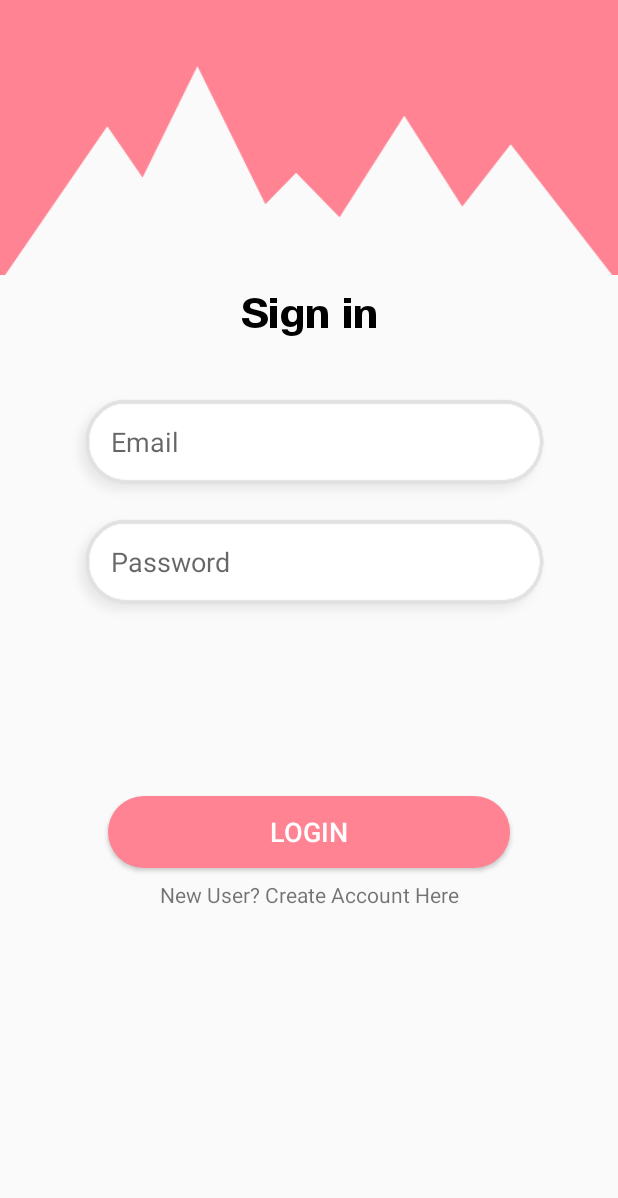
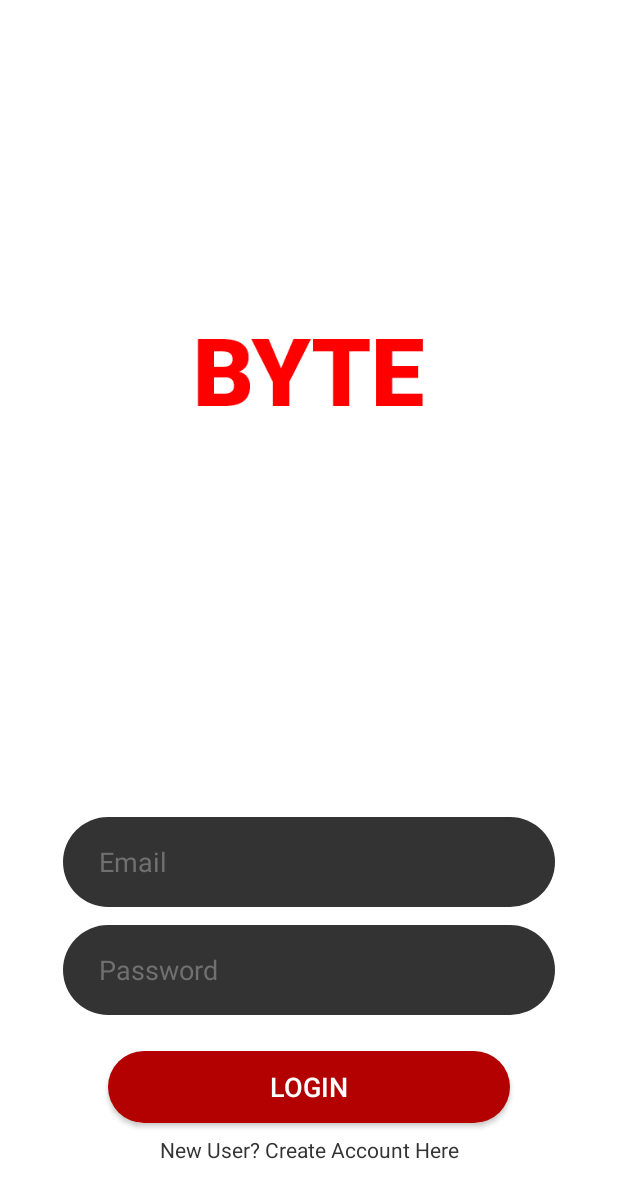
Before and after one commit to 334Dev/Byte, an Android app: the screen it shows after launch (signin), after a tap on "Email", on a phone screen of 412 x 824 dp. Shown: the top 1198 px of the screen. Run offline under Robolectric (Android 15) with nearby library versions, the phone set to English and light mode, and no system bars; our stand-ins replace Firebase (no records; nobody signed in at launch, a user with empty details on screens opened directly); 2 statements that could not run were skipped; 1 other tap on this screen came first.

Commit message:
signup signin done

```diff
--- a/app/src/main/java/com/example/myapplication/LoginHome.java
+++ b/app/src/main/java/com/example/myapplication/LoginHome.java
@@ -3,15 +3,16 @@ package com.example.myapplication;
 import androidx.annotation.NonNull;
 import androidx.appcompat.app.AppCompatActivity;
 
-import android.app.ActionBar;
 import android.app.ActivityOptions;
 import android.content.Intent;
 import android.os.Bundle;
+import android.os.Handler;
 import android.view.View;
-import android.view.animation.AlphaAnimation;
 import android.view.animation.Animation;
+import android.view.animation.AnimationUtils;
 import android.widget.Button;
 import android.widget.ImageView;
+import android.widget.TextView;
 
 import com.google.android.gms.auth.api.signin.GoogleSignIn;
 import com.google.android.gms.auth.api.signin.GoogleSignInAccount;
@@ -24,12 +25,12 @@ import com.google.android.material.snackbar.Snackbar;
 import com.google.firebase.auth.AuthCredential;
 import com.google.firebase.auth.AuthResult;
 import com.google.firebase.auth.FirebaseAuth;
-import com.google.firebase.auth.FirebaseUser;
 import com.google.firebase.auth.GoogleAuthProvider;
 
 public class LoginHome extends AppCompatActivity {
-    private Button google, email;
-    private ImageView mountain,back,circle1,circle2,circle3,logo;
+    private Button google, email,register;
+    private TextView password, emailT, signup;
+    private ImageView logo;
     private GoogleSignInOptions gso;
     private GoogleSignInClient mGoogleSignInClient;
     private FirebaseAuth mAuth;
@@ -41,14 +42,19 @@ public class LoginHome extends AppCompatActivity {
         super.onCreate(savedInstanceState);
         setContentView(R.layout.activity_loginhome);
         getSupportActionBar().hide();
+
+        register=findViewById(R.id.login2);
+        password=findViewById(R.id.passwordUp2);
+        emailT=findViewById(R.id.emailUp2);
+        signup=findViewById(R.id.signinText2);
+
         google=findViewById(R.id.google);
         email=findViewById(R.id.email);
-        mountain=findViewById(R.id.mountain);
-        back=findViewById(R.id.imageView7);
-        circle1=findViewById(R.id.circle1);
-        circle2=findViewById(R.id.circle2);
-        circle3=findViewById(R.id.circle3);
         logo=findViewById(R.id.logo);
+
+        Animation animation= AnimationUtils.loadAnimation(getApplicationContext(),R.anim.fade_in);
+        email.setAnimation(animation);
+        google.setAnimation(animation);
 
         mAuth= FirebaseAuth.getInstance();
         parentLayout = findViewById(android.R.id.content);
@@ -61,7 +67,6 @@ public class LoginHome extends AppCompatActivity {
         mGoogleSignInClient = GoogleSignIn.getClient(this, gso);
 
 
-
         google.setOnClickListener(new View.OnClickListener() {
             @Override
             public void onClick(View v) {
@@ -71,19 +76,29 @@ public class LoginHome extends AppCompatActivity {
         email.setOnClickListener(new View.OnClickListener() {
             @Override
             public void onClick(View v) {
-                Intent sharedintent= new Intent(LoginHome.this,signin.class);
-                //Transition Animation
-                ActivityOptions options= ActivityOptions.makeSceneTransitionAnimation(LoginHome.this,
-                        new android.util.Pair<View, String>(mountain, "MountainTransition"),
-                        new android.util.Pair<View, String>(back, "BackTransition"),
-                        new android.util.Pair<View, String>(circle1, "circle1Transition"),
-                        new android.util.Pair<View, String>(circle2, "circle2Transition"),
-                        new android.util.Pair<View, String>(circle3, "circle3Transition"),
-                        new android.util.Pair<View, String>(logo, "logoTransition"));
-                startActivity(sharedintent, options.toBundle());
+                Animation animation1=AnimationUtils.loadAnimation(getApplicationContext(),R.anim.fade_out);
+                email.setAnimation(animation1);
+                google.setAnimation(animation1);
+                transitionAnimation();
+
             }
         });
+
     }
+
+    private void transitionAnimation() {
+        Intent sharedintent= new Intent(LoginHome.this,signin.class);
+        ActivityOptions options= ActivityOptions.makeSceneTransitionAnimation(LoginHome.this,
+                new android.util.Pair<View, String>(logo, "logoTransition"),
+                //new android.util.Pair<View, String>(google, "google"),
+                //new android.util.Pair<View, String>(email, "email"),
+                new android.util.Pair<View, String>(password, "passwordT"),
+                new android.util.Pair<View, String>(emailT, "emailT"),
+                new android.util.Pair<View, String>(signup, "signinT"),
+                new android.util.Pair<View, String>(register, "loginT"));
+        startActivity(sharedintent, options.toBundle());
+    }
+
     private void signIn() {
         Intent signInIntent = mGoogleSignInClient.getSignInIntent();
         startActivityForResult(signInIntent, RC_SIGN_IN);
--- a/app/src/main/java/com/example/myapplication/signin.java
+++ b/app/src/main/java/com/example/myapplication/signin.java
@@ -1,41 +1,95 @@
 package com.example.myapplication;
 
+import androidx.annotation.NonNull;
 import androidx.appcompat.app.AppCompatActivity;
 
 import android.app.ActivityOptions;
 import android.content.Intent;
 import android.os.Build;
 import android.os.Bundle;
+import android.util.Log;
 import android.view.View;
+import android.view.animation.AlphaAnimation;
+import android.view.animation.Animation;
+import android.view.animation.AnimationUtils;
 import android.view.animation.DecelerateInterpolator;
+import android.widget.Button;
 import android.widget.ImageView;
 import android.widget.TextView;
+import android.widget.Toast;
+
+import com.google.android.gms.tasks.OnCompleteListener;
+import com.google.android.gms.tasks.Task;
+import com.google.android.material.snackbar.Snackbar;
+import com.google.firebase.auth.AuthResult;
+import com.google.firebase.auth.FirebaseAuth;
+import com.google.firebase.auth.FirebaseUser;
 
 public class signin extends AppCompatActivity {
 
-    TextView signupText;
-    ImageView mountain;
+    private static final String TAG ="SignIn" ;
+    private TextView email,password,signupTxt;
+    private Button Login;
+    private ImageView logo;
+    private FirebaseAuth mAuth;
+    private View parentLayout;
 
     @Override
     protected void onCreate(Bundle savedInstanceState) {
         super.onCreate(savedInstanceState);
         setContentView(R.layout.activity_signin);
         getSupportActionBar().hide();
+
         //transition Time period
         if (Build.VERSION.SDK_INT >= Build.VERSION_CODES.LOLLIPOP) {
             getWindow().getSharedElementEnterTransition().setDuration(1000);
             getWindow().getSharedElementReturnTransition().setDuration(1000)
                     .setInterpolator(new DecelerateInterpolator());
         }
-        mountain=findViewById(R.id.mountain);
-        signupText=findViewById(R.id.signupText);
-        signupText.setOnClickListener(new View.OnClickListener() {
+        mAuth=FirebaseAuth.getInstance();
+        parentLayout = findViewById(android.R.id.content);
+
+        Login=findViewById(R.id.register);
+        email=findViewById(R.id.emailin);
+        password=findViewById(R.id.passwordin);
+        signupTxt=findViewById(R.id.signupText);
+
+        Login.setOnClickListener(new View.OnClickListener() {
+            @Override
+            public void onClick(View v) {
+                if(email.getText().toString().isEmpty()){
+                    email.setError("Email field is empty");
+                }else if(password.getText().toString().isEmpty()){
+                    password.setError("Password field is empty");
+                }else {
+                    mAuth.signInWithEmailAndPassword(email.getText().toString(), password.getText().toString())
+                            .addOnCompleteListener(new OnCompleteListener<AuthResult>() {
+                                @Override
+                                public void onComplete(@NonNull Task<AuthResult> task) {
+                                    if (task.isSuccessful()) {
+                                        // Sign in success, update UI with the signed-in user's information
+                                        Log.d(TAG, "signInWithEmail:success");
+                                        FirebaseUser user = mAuth.getCurrentUser();
+                                        Snackbar.make(parentLayout, "Login Successful", Snackbar.LENGTH_SHORT).show();
+                                    } else {
+                                        // If sign in fails, display a message to the user.
+                                        Log.w(TAG, "signInWithEmail:failure", task.getException());
+                                        Snackbar.make(parentLayout, "Login Failed", Snackbar.LENGTH_SHORT).show();
+                                    }
+                                }
+                            });
+                }
+            }
+        });
+
+        logo=findViewById(R.id.logo);
+        signupTxt.setOnClickListener(new View.OnClickListener() {
             @Override
             public void onClick(View v) {
                 Intent sharedintent= new Intent(signin.this,signup.class);
                 //Transition Animation
                 ActivityOptions options= ActivityOptions.makeSceneTransitionAnimation(signin.this,
-                        new android.util.Pair<View, String>(mountain, "MountainTransition"));
+                        new android.util.Pair<View, String>(logo, "logoTransition"));
                 startActivity(sharedintent, options.toBundle());
             }
         });
--- a/app/src/main/res/drawable/borderbtn.xml
+++ b/app/src/main/res/drawable/borderbtn.xml
@@ -4,7 +4,7 @@
     <corners
         android:radius="32dp"/>
     <stroke
-        android:color="@color/colorAccent"
+        android:color="@color/plainText"
         android:width="3dp"/>
 
 </shape>
--- a/app/src/main/res/drawable/whitebtn.xml
+++ b/app/src/main/res/drawable/whitebtn.xml
@@ -4,6 +4,6 @@
     <corners
         android:radius="32dp"/>
     <solid
-        android:color="#FFFFFF"/>
+        android:color="@color/plainText"/>
 
 </shape>
--- a/app/src/main/res/layout/activity_signin.xml
+++ b/app/src/main/res/layout/activity_signin.xml
@@ -4,167 +4,131 @@
     xmlns:tools="http://schemas.android.com/tools"
     android:layout_width="match_parent"
     android:layout_height="match_parent"
+    android:background="@color/Background"
+    android:animateLayoutChanges="true"
     tools:context=".signin">
 
-    <ImageView
-        android:id="@+id/imageView5"
+    <Button
+        android:id="@+id/google4"
         android:layout_width="0dp"
-        android:layout_height="0dp"
-        android:background="@color/colorAccent"
-        android:transitionName="BackTransition"
-        app:layout_constraintBottom_toTopOf="@+id/mountain"
-        app:layout_constraintEnd_toEndOf="parent"
-        app:layout_constraintStart_toStartOf="parent"
-        app:layout_constraintTop_toTopOf="parent" />
-
-    <ImageView
-        android:id="@+id/mountain"
-        android:layout_width="0dp"
-        android:layout_height="wrap_content"
-        android:scaleType="fitXY"
-        android:transitionName="MountainTransition"
+        android:layout_height="60dp"
+        android:layout_marginStart="48dp"
+        android:layout_marginEnd="48dp"
+        android:background="@drawable/whitebtn"
+        android:fontFamily="@font/helveticaneu_bold"
+        android:text="Google"
+        android:textAllCaps="false"
+        android:textColor="@color/Background"
+        android:textSize="18sp"
+        android:transitionName="google"
         app:layout_constraintEnd_toEndOf="parent"
         app:layout_constraintHorizontal_bias="1.0"
         app:layout_constraintStart_toStartOf="parent"
-        app:layout_constraintTop_toTopOf="parent"
-        app:srcCompat="@drawable/mountain" />
+        app:layout_constraintTop_toBottomOf="parent" />
+
+    <Button
+        android:id="@+id/email4"
+        android:layout_width="0dp"
+        android:layout_height="60dp"
+        android:layout_marginStart="48dp"
+        android:layout_marginEnd="48dp"
+        android:background="@drawable/borderbtn"
+        android:fontFamily="@font/helveticaneu_bold"
+        android:text="Email"
+        android:textAllCaps="false"
+        android:textColor="@color/plainText"
+        android:textSize="18sp"
+        android:transitionName="email"
+        app:layout_constraintEnd_toEndOf="parent"
+        app:layout_constraintHorizontal_bias="0.0"
+        app:layout_constraintStart_toStartOf="parent"
+        app:layout_constraintTop_toBottomOf="@+id/google4" />
 
     <EditText
-        android:id="@+id/username"
+        android:id="@+id/emailin"
         android:layout_width="0dp"
-        android:layout_height="0dp"
+        android:layout_height="60dp"
         android:layout_marginStart="42dp"
-        android:layout_marginTop="32dp"
         android:layout_marginEnd="42dp"
-        android:background="@drawable/textfield"
+        android:layout_marginBottom="12dp"
+        android:background="@drawable/whitebtn"
         android:ems="10"
-        android:hint="Username"
+        android:hint="Email "
         android:inputType="textPersonName"
-        android:paddingLeft="32dp"
-        android:paddingEnd="32dp"
-        android:paddingBottom="8dp"
+        android:paddingStart="24dp"
+        android:paddingEnd="24dp"
+        android:textColor="@color/Background"
+        android:textColorHint="@color/hintColor"
+        android:transitionName="emailT"
+        app:layout_constraintBottom_toTopOf="@+id/passwordin"
         app:layout_constraintEnd_toEndOf="parent"
         app:layout_constraintHorizontal_bias="1.0"
         app:layout_constraintStart_toStartOf="parent"
-        app:layout_constraintTop_toBottomOf="@+id/textView2" />
+        tools:visibility="visible" />
 
     <EditText
-            android:id="@+id/emailUp"
+        android:id="@+id/passwordin"
         android:layout_width="0dp"
-            android:layout_height="80dp"
+        android:layout_height="60dp"
         android:layout_marginStart="42dp"
-            android:layout_marginTop="1dp"
         android:layout_marginEnd="42dp"
-            android:background="@drawable/textfield"
+        android:layout_marginBottom="24dp"
+        android:background="@drawable/whitebtn"
         android:ems="10"
-            android:hint="Email "
-            android:inputType="textPersonName"
-            android:paddingLeft="32dp"
-            android:paddingEnd="32dp"
-            android:paddingBottom="8dp"
+        android:hint="Password"
+        android:inputType="textPassword"
+        android:paddingStart="24dp"
+        android:paddingEnd="24dp"
+        android:textColor="@color/Background"
+        android:textColorHint="@color/hintColor"
+        android:transitionName="passwordT"
+        app:layout_constraintBottom_toTopOf="@+id/register"
         app:layout_constraintEnd_toEndOf="parent"
         app:layout_constraintHorizontal_bias="1.0"
         app:layout_constraintStart_toStartOf="parent"
-            app:layout_constraintTop_toBottomOf="@+id/username" />
-
-        <EditText
-            android:id="@+id/passwordUp"
-            android:layout_width="0dp"
-            android:layout_height="80dp"
-            android:layout_marginStart="42dp"
-            android:layout_marginEnd="42dp"
-            android:background="@drawable/textfield"
-            android:ems="10"
-            android:hint="Password"
-            android:inputType="textPersonName"
-            android:paddingLeft="32dp"
-            android:paddingEnd="32dp"
-            android:paddingBottom="8dp"
-            app:layout_constraintEnd_toEndOf="parent"
-            app:layout_constraintHorizontal_bias="1.0"
-            app:layout_constraintStart_toStartOf="parent"
-            app:layout_constraintTop_toBottomOf="@+id/emailUp" />
-
-    <TextView
-        android:id="@+id/textView2"
-        android:layout_width="wrap_content"
-        android:layout_height="wrap_content"
-        android:layout_marginTop="8dp"
-        android:fontFamily="@font/helveticaneue_sem"
-        android:text="Sign in"
-        android:textColor="#000000"
-        android:textSize="28sp"
-        app:layout_constraintEnd_toEndOf="parent"
-        app:layout_constraintStart_toStartOf="parent"
-        app:layout_constraintTop_toBottomOf="@+id/mountain" />
+        tools:visibility="visible" />
 
     <Button
         android:id="@+id/register"
         android:layout_width="0dp"
         android:layout_height="wrap_content"
         android:layout_marginStart="72dp"
-        android:layout_marginTop="112dp"
         android:layout_marginEnd="72dp"
+        android:layout_marginBottom="8dp"
         android:background="@drawable/accentbtn"
         android:text="Login"
         android:textColor="#FFFFFF"
         android:textSize="18sp"
+        android:transitionName="loginT"
+        app:layout_constraintBottom_toTopOf="@+id/signupText"
         app:layout_constraintEnd_toEndOf="parent"
         app:layout_constraintHorizontal_bias="0.0"
         app:layout_constraintStart_toStartOf="parent"
-        app:layout_constraintTop_toBottomOf="@+id/passwordUp" />
+        tools:visibility="visible" />
 
     <TextView
         android:id="@+id/signupText"
         android:layout_width="wrap_content"
         android:layout_height="wrap_content"
-        android:layout_marginTop="8dp"
+        android:layout_marginBottom="48dp"
         android:text="New User? Create Account Here"
+        android:textColor="@color/plainText"
+        android:transitionName="signinT"
+        app:layout_constraintBottom_toBottomOf="parent"
         app:layout_constraintEnd_toEndOf="parent"
         app:layout_constraintStart_toStartOf="parent"
-        app:layout_constraintTop_toBottomOf="@+id/register" />
+        tools:visibility="visible" />
 
     <ImageView
-        android:id="@+id/circle6"
-        android:layout_width="wrap_content"
-        android:layout_height="wrap_content"
-        android:src="@drawable/circle3"
-        android:transitionName="circle3Transition"
-        app:layout_constraintBottom_toBottomOf="@+id/imageView5"
+        android:id="@+id/logo"
+        android:layout_width="200dp"
+        android:layout_height="75dp"
+        android:layout_marginBottom="48dp"
+        android:src="@drawable/bytelogo"
+        android:transitionName="logoTransition"
+        app:layout_constraintBottom_toTopOf="@+id/emailin"
         app:layout_constraintEnd_toEndOf="parent"
-        app:layout_constraintStart_toStartOf="@+id/imageView5" />
-
-    <ImageView
-        android:id="@+id/circle8"
-        android:layout_width="wrap_content"
-        android:layout_height="wrap_content"
-        android:src="@drawable/circle2"
-        android:transitionName="circle2Transition"
-        app:layout_constraintBottom_toBottomOf="@+id/circle6"
-        app:layout_constraintEnd_toEndOf="@+id/circle6"
-        app:layout_constraintStart_toStartOf="@+id/circle6"
-        app:layout_constraintTop_toTopOf="@+id/circle6" />
-
-    <ImageView
-        android:id="@+id/circle7"
-        android:layout_width="wrap_content"
-        android:layout_height="wrap_content"
-        android:src="@drawable/circle1"
-        android:transitionName="circle1Transition"
-        app:layout_constraintBottom_toBottomOf="@+id/circle8"
-        app:layout_constraintEnd_toEndOf="@+id/circle8"
-        app:layout_constraintStart_toStartOf="@+id/circle8"
-        app:layout_constraintTop_toTopOf="@+id/circle8" />
-
-    <ImageView
-        android:id="@+id/logo3"
-        android:layout_width="wrap_content"
-        android:layout_height="wrap_content"
-        android:src="@drawable/logo"
-        android:transitionName="logoTransition"
-        app:layout_constraintBottom_toBottomOf="@+id/circle7"
-        app:layout_constraintEnd_toEndOf="@+id/circle7"
-        app:layout_constraintStart_toStartOf="@+id/circle7"
-        app:layout_constraintTop_toTopOf="@+id/circle7" />
+        app:layout_constraintStart_toStartOf="parent"
+        app:layout_constraintTop_toTopOf="parent" />
 
 </androidx.constraintlayout.widget.ConstraintLayout>
--- a/app/src/main/res/values-night/colors.xml
+++ b/app/src/main/res/values-night/colors.xml
@@ -1,9 +1,9 @@
 <?xml version="1.0" encoding="utf-8"?>
 <resources>
-    <color name="colorPrimary">#FF566B</color>
+    <color name="colorPrimary">#FF0000</color>
     <color name="colorPrimaryDark">#3700B3</color>
-    <color name="colorAccent">#FF8393</color>
-
-    <color name="Background">#121212</color>
+    <color name="colorAccent">#B30000</color>
+    <color name="hintColor">#707070</color>
+    <color name="Background">#333333</color>
     <color name="plainText">#FFFFFF</color>
 </resources>
--- a/app/src/main/res/values-night/styles.xml
+++ b/app/src/main/res/values-night/styles.xml
@@ -2,6 +2,9 @@
     <!-- Base application theme. -->
     <style name="AppTheme" parent="Theme.AppCompat.Light.DarkActionBar">
         <!-- Customize your theme here. -->
+        <item name="android:navigationBarColor">@color/Background</item>
+        <item name="android:windowBackground">@color/Background</item>
+        <item name="android:colorBackground">@color/Background</item>
         <item name="colorPrimary">@color/colorPrimary</item>
         <item name="colorPrimaryDark">@color/colorAccent</item>
         <item name="colorAccent">@color/colorAccent</item>
--- a/app/src/main/res/values/colors.xml
+++ b/app/src/main/res/values/colors.xml
@@ -1,9 +1,9 @@
 <?xml version="1.0" encoding="utf-8"?>
 <resources>
-    <color name="colorPrimary">#FF566B</color>
+    <color name="colorPrimary">#FF0000</color>
     <color name="colorPrimaryDark">#3700B3</color>
-    <color name="colorAccent">#FF8393</color>
-
+    <color name="colorAccent">#B30000</color>
+    <color name="hintColor">#707070</color>
     <color name="Background">#FFFFFF</color>
-    <color name="plainText">#121212</color>
+    <color name="plainText">#333333</color>
 </resources>
--- a/app/src/main/res/values/styles.xml
+++ b/app/src/main/res/values/styles.xml
@@ -2,6 +2,9 @@
     <!-- Base application theme. -->
     <style name="AppTheme" parent="Theme.AppCompat.Light.DarkActionBar">
         <!-- Customize your theme here. -->
+        <item name="android:navigationBarColor">@color/Background</item>
+        <item name="android:windowBackground">@color/Background</item>
+        <item name="android:colorBackground">@color/Background</item>
         <item name="colorPrimary">@color/colorPrimary</item>
         <item name="colorPrimaryDark">@color/colorAccent</item>
         <item name="colorAccent">@color/colorAccent</item>
```
Also changed, not shown: app/src/main/java/com/example/myapplication/signup.java (+20 -13 lines), app/src/main/res/anim/fade_in.xml (added, +9 -0 lines), app/src/main/res/anim/fade_out.xml (added, +9 -0 lines), app/src/main/res/layout/activity_loginhome.xml (+83 -65 lines), app/src/main/res/layout/activity_signup.xml (+35 -62 lines), app/src/main/res/drawable-hdpi/bytelogo.png (added), app/src/main/res/drawable-ldpi/bytelogo.png (added), app/src/main/res/drawable-mdpi/bytelogo.png (added), app/src/main/res/drawable-xhdpi/bytelogo.png (added), app/src/main/res/drawable-xxhdpi/bytelogo.png (added), app/src/main/res/drawable-xxxhdpi/bytelogo.png (added). Lines whose indentation alone changed are shown as unchanged.
